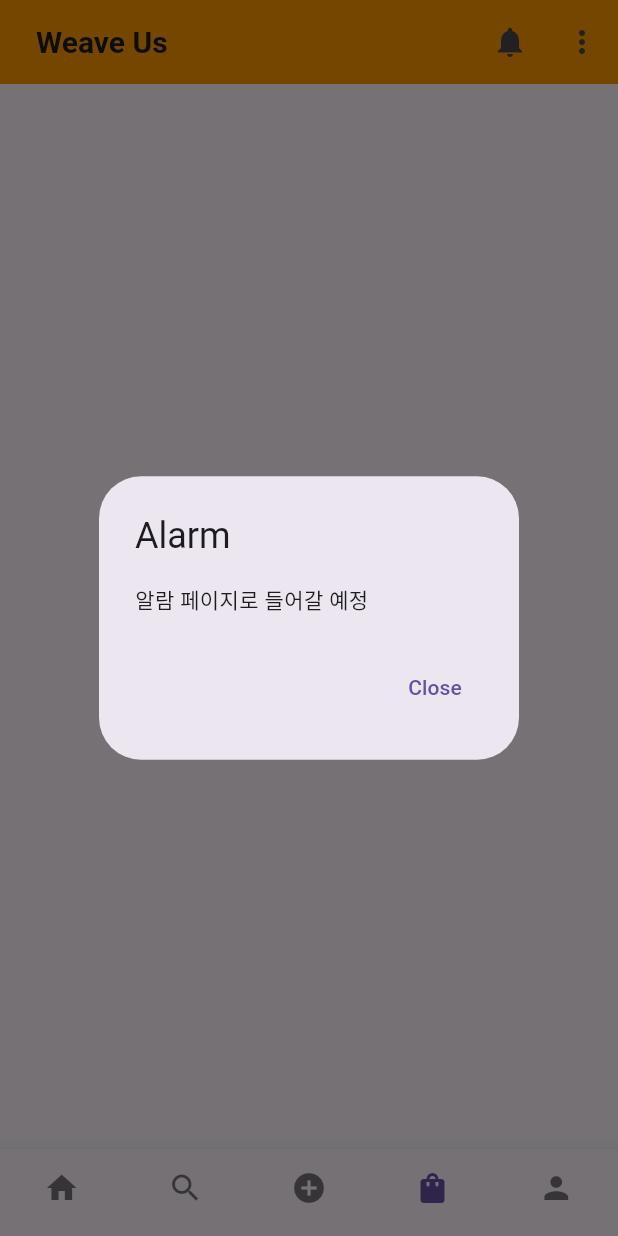
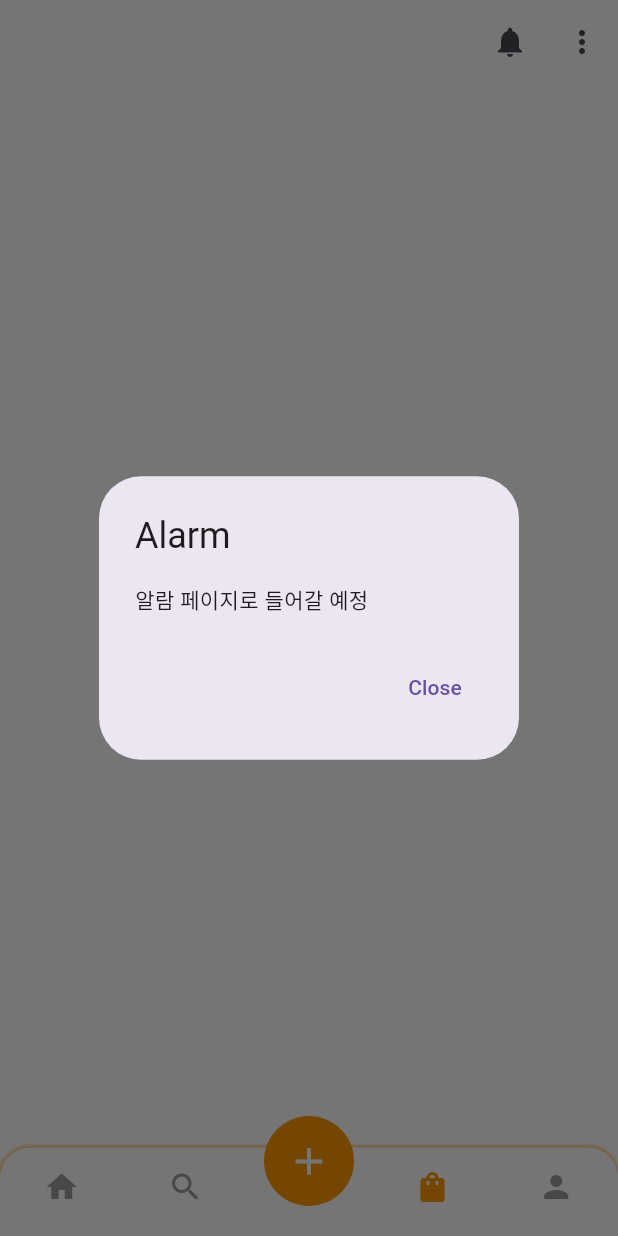
Before and after one commit to Team-WeaveUs/WeaveUs, a Flutter app: the screen it shows after launch, item 4 of the bottom bar chosen, after a tap on the "notifications" icon, on a phone screen of 412 x 824 dp. Run offline on Flutter 3.47's test engine with Material 3 defaults, Android fonts, the phone set to English and light mode, and no system bars; our stand-ins replace file_picker, flutter_dotenv, google_maps_flutter, image_picker; network calls fail.

Commit message:
refactor : bottom_navigation.dart 이식

```diff
--- a/FE/lib/screens/main_screen.dart
+++ b/FE/lib/screens/main_screen.dart
@@ -1,28 +1,12 @@
 import 'package:flutter/material.dart';
-import 'package:weave_us/screens/new_weave_screen.dart';
-import 'package:weave_us/screens/weave_upload_screen.dart';
-import 'package:weave_us/screens/home_screen.dart';
-import 'package:weave_us/screens/profile_screen.dart';
-
-void main() => runApp(MyApp());
-
-class MyApp extends StatelessWidget {
-  @override
-  Widget build(BuildContext context) {
-    return MaterialApp(
-      title: 'Weave Us',
-      theme: ThemeData(
-        brightness: Brightness.light,
-        primaryColor: Colors.red,
-        scaffoldBackgroundColor: Colors.white,
-      ),
-      home: MainScreen(), // 앱 실행 시 MainScreen 으로
-    );
-  }
-}
+import 'package:weave_us/screens/main_screen/bottom_navigation.dart';
+import 'package:weave_us/screens/main_screen/new_weave_screen.dart';
+import 'package:weave_us/screens/main_screen/weave_upload_screen.dart';
+import 'package:weave_us/screens/main_screen/home_screen.dart';
+import 'package:weave_us/screens/main_screen/profile_screen.dart';
 
 class MainScreen extends StatefulWidget {
-  const MainScreen({Key? key}) : super(key: key);
+  const MainScreen({super.key});
 
   @override
   State<MainScreen> createState() => _MainScreenState();
@@ -30,20 +14,32 @@ class MainScreen extends StatefulWidget {
 
 class _MainScreenState extends State<MainScreen>
     with SingleTickerProviderStateMixin {
-  late TabController tabController;
+  late TabController _tabController;
 
   @override
   void initState() {
     super.initState();
-    // 탭 컨트롤러 (5개)
-    tabController = TabController(length: 5, vsync: this);
+    _tabController = TabController(length: 5, vsync: this);
   }
 
-  // 하단 네비게이션으로 탭 변경 시 호출되는 메서드
-  void bottomNavigationItemOnTab(int index) {
-    setState(() {
-      tabController.index = index;
-    });
+  void onItemTapped(int index) {
+    if (index == 2) {
+      Navigator.push(
+        context,
+        MaterialPageRoute(builder: (context) => const WeaveUploadScreen()),
+      );
+    } else {
+      setState(() {
+        _tabController.index = index;
+      });
+    }
+  }
+
+  void _onMiddleLongPress() {
+    Navigator.push(
+      context,
+      MaterialPageRoute(builder: (context) => const NewWeaveScreen()),
+    );
   }
 
   // 상단에 있는 Alarm
@@ -67,22 +63,23 @@ class _MainScreenState extends State<MainScreen>
   Widget build(BuildContext context) {
     return PopScope(
       canPop: false,
-      onPopInvokedWithResult: (didPop,result) {
+      onPopInvokedWithResult: (didPop, result) {
         // false를 반환하여 뒤로가기 동작을 차단합니다.
-        if(didPop) {
-          print('뒤로가기 실행됨, result : $result');
+        if (didPop) {
+          //print('뒤로가기 실행됨, result : $result');
           return;
         }
-        print('뒤로가기 시도했으나 실행되지 않음.');
+        //print('뒤로가기 시도했으나 실행되지 않음.');
       },
       child: Scaffold(
+        backgroundColor: Colors.white,
         appBar: AppBar(
-          backgroundColor: Color(0xFFFF9800),
-          title: Row(
+          backgroundColor: Colors.white,
+          title: const Row(
             children: [
-              const SizedBox(width: 8),
-              const Text(
-                'Weave Us',
+              SizedBox(width: 8),
+              Text(
+                '',
                 style: TextStyle(
                   fontWeight: FontWeight.bold,
                   fontSize: 20.0,
@@ -99,7 +96,7 @@ class _MainScreenState extends State<MainScreen>
             PopupMenuButton<String>(
               position: PopupMenuPosition.under,
               onSelected: (value) {
-                print('$value 선택됨');
+                //print('$value 선택됨');
               },
               itemBuilder: (context) => [
                 const PopupMenuItem(value: "프로필 편집", child: Text("프로필 편집")),
@@ -111,66 +108,20 @@ class _MainScreenState extends State<MainScreen>
           ],
         ),
         body: TabBarView(
-          controller: tabController,
+          controller: _tabController,
           physics: const NeverScrollableScrollPhysics(),
-          children: [
+          children: const [
             HomeScreen(), //home_screen.dart
-            const Center(child: Text('돋보기 화면')),
-
-            // WeaveUploadScreen을 길게 누르면 NewWeaveScreen으로 이동 (긴 터치 이벤트 사용)
-            GestureDetector(
-              onLongPress: () {
-                Navigator.push(
-                  context,
-                  MaterialPageRoute(builder: (context) => NewWeaveScreen()),
-                );
-              },
-              child: WeaveUploadScreen(),
-            ),
-            const Center(child: Text('크레딧 화면')),
+            Center(child: Text('돋보기 화면')),
+            WeaveUploadScreen(),
+            Center(child: Text('리워드 화면')),
             ProfileScreen(), //profile_screen.dart
           ],
         ),
-
-        // + 버튼: 짧게 누르면 WeaveUploadScreen, 길게 누르면 NewWeaveScreen으로 이동
-        bottomNavigationBar: BottomNavigationBar(
-          type: BottomNavigationBarType.fixed,
-          currentIndex: tabController.index,
-          onTap: (index) {
-            if (index == 2) {
-              // + 버튼을 짧게 누르면 NewWeaveScreen으로 이동
-              Navigator.push(
-                context,
-                MaterialPageRoute(builder: (context) => WeaveUploadScreen()),
-              );
-            } else {
-              bottomNavigationItemOnTab(index);
-            }
-          },
-          showSelectedLabels: false,
-          showUnselectedLabels: false,
-          items: [
-            const BottomNavigationBarItem(icon: Icon(Icons.home), label: 'Home'),
-            const BottomNavigationBarItem(icon: Icon(Icons.search), label: 'Search'),
-
-            // GestureDetector로 감싸서 + 버튼을 길게 눌렀을 때 이벤트 추가
-            BottomNavigationBarItem(
-              icon: GestureDetector(
-                onLongPress: () {
-                  // + 버튼을 길게 누르면 WeaveUploadScreen으로 이동
-                  Navigator.push(
-                    context,
-                    MaterialPageRoute(builder: (context) => NewWeaveScreen()),
-                  );
-                },
-                child: const Icon(Icons.add_circle),
-              ),
-              label: 'Plus',
-            ),
-
-            const BottomNavigationBarItem(icon: Icon(Icons.shopping_bag), label: 'Shopping'),
-            const BottomNavigationBarItem(icon: Icon(Icons.person), label: 'Person'),
-          ],
+        bottomNavigationBar: BottomNavigation(
+          currentIndex: _tabController.index,
+          onTap: onItemTapped,
+          onMiddleLongPress: _onMiddleLongPress,
         ),
       ),
     );
```
